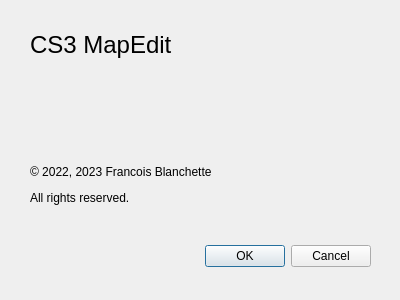
This is dlgabout.ui in cfrankb/cs3-map-edit as Qt 5 draws it before an edit. The edited form follows.
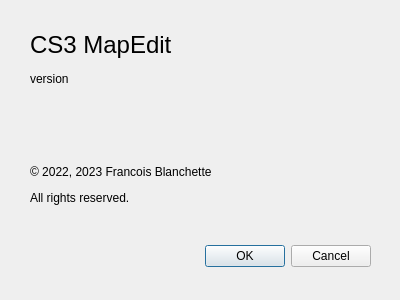
This is the edited form. Icons and pictures are not drawn.

The edit to the form file:
```diff
--- a/dlgabout.ui
+++ b/dlgabout.ui
@@ -83,6 +83,19 @@
     <pixmap resource="mapedit.qrc">:/linux/CS3MapEdit-icon.png</pixmap>
    </property>
   </widget>
+  <widget class="QLabel" name="sAppVersion">
+   <property name="geometry">
+    <rect>
+     <x>30</x>
+     <y>70</y>
+     <width>191</width>
+     <height>18</height>
+    </rect>
+   </property>
+   <property name="text">
+    <string>version</string>
+   </property>
+  </widget>
  </widget>
  <resources>
   <include location="mapedit.qrc"/>
```
